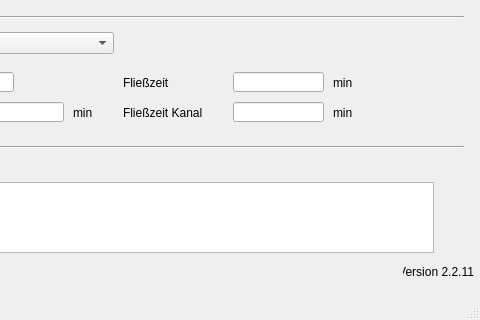
The window that qkan/database/templates/flaechen.ui (hoettges/QKan) describes before a commit, drawn with Qt 5; both pictures show x 167 to 647 and y 188 to 508 of the 647 by 508 pixel window.
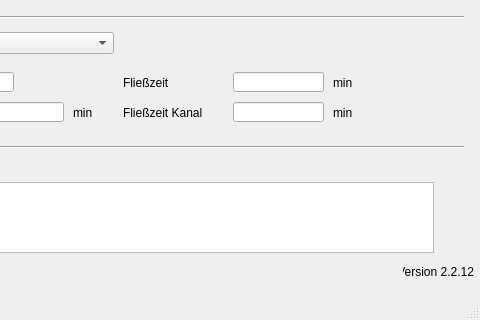
The same window after the commit. Custom widgets are drawn as their Qt base class.

Diff of the .ui file:
```diff
--- a/qkan/database/templates/flaechen.ui
+++ b/qkan/database/templates/flaechen.ui
@@ -420,7 +420,7 @@
      <string>Version QKan Import</string>
     </property>
     <property name="text">
-     <string>Version 2.2.11</string>
+     <string>Version 2.2.12</string>
     </property>
     <property name="alignment">
      <set>Qt::AlignRight|Qt::AlignTrailing|Qt::AlignVCenter</set>
```
